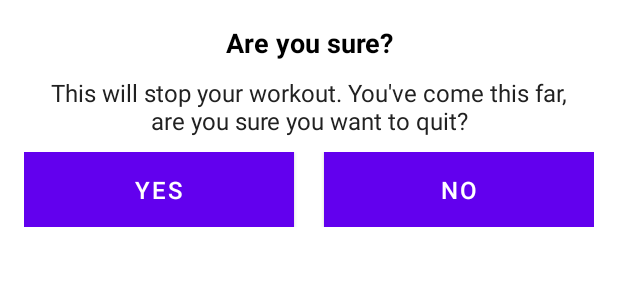
After one commit to abubaker-cs/7MinutesWorkout, an Android app: the layout dialog_custom_back_confirmation.xml on its own in the app's theme, with its tools: preview values and no code run, on a phone screen of 412 x 824 dp. The commit adds this screen. Shown: the top 300 px of the screen. Run offline under Robolectric (Android 15) with nearby library versions, the phone set to English and light mode, and no system bars.

Commit message:
working on the custom dialog, to get user's confirmation if  he wants to cancel the active exercise

```diff
--- a/app/src/main/java/org/abubaker/a7minutesworkout/ExerciseActivity.kt
+++ b/app/src/main/java/org/abubaker/a7minutesworkout/ExerciseActivity.kt
@@ -1,5 +1,6 @@
 package org.abubaker.a7minutesworkout
 
+import android.app.Dialog
 import android.content.Intent
 import android.media.MediaPlayer
 import android.net.Uri
@@ -16,6 +17,8 @@ import org.abubaker.a7minutesworkout.data.ExerciseModel
 import org.abubaker.a7minutesworkout.data.ExerciseStatusAdapter
 import org.abubaker.a7minutesworkout.data.Exercises
 import org.abubaker.a7minutesworkout.databinding.ActivityExerciseBinding
+import org.abubaker.a7minutesworkout.databinding.ActivityFinishBinding
+import org.abubaker.a7minutesworkout.databinding.DialogCustomBackConfirmationBinding
 import java.lang.Exception
 import java.util.*
 import kotlin.collections.ArrayList
@@ -65,7 +68,10 @@ class ExerciseActivity : AppCompatActivity(), TextToSpeech.OnInitListener {
 
         // Navigate the activity on click on back button of action bar.
         binding.toolbarExerciseActivity.setNavigationOnClickListener {
-            onBackPressed()
+
+            // onBackPressed()
+
+            customDialogForBackButton()
         }
 
         // It will fetch all data from the Exercises Array
@@ -364,5 +370,35 @@ class ExerciseActivity : AppCompatActivity(), TextToSpeech.OnInitListener {
 
     }
 
+    /**
+     * Function is used to launch the custom confirmation dialog.
+     */
+    // Performing the steps to show the custom dialog for back button confirmation while the exercise is going on.
+    private fun customDialogForBackButton() {
+
+        val customDialog = Dialog(this@ExerciseActivity)
+
+        val binding: DialogCustomBackConfirmationBinding =
+            DialogCustomBackConfirmationBinding.inflate(layoutInflater)
+
+        /*Set the screen content from a layout resource.
+        The resource will be inflated, adding all top-level views to the screen.*/
+        customDialog.setContentView(binding.root)
+
+        binding.tvYes.setOnClickListener(View.OnClickListener
+        {
+            Toast.makeText(this@ExerciseActivity, "clicked submit", Toast.LENGTH_LONG).show()
+            customDialog.dismiss() // Dialog will be dismissed
+        })
+
+        binding.tvNo.setOnClickListener(View.OnClickListener
+        {
+            Toast.makeText(this@ExerciseActivity, "clicked cancel", Toast.LENGTH_LONG).show()
+            customDialog.dismiss()
+        })
+        //Start the dialog and display it on screen.
+        customDialog.show()
+    }
+
 
 }
--- /dev/null
+++ b/app/src/main/res/layout/dialog_custom_back_confirmation.xml
@@ -0,0 +1,66 @@
+<?xml version="1.0" encoding="utf-8"?>
+<layout xmlns:android="http://schemas.android.com/apk/res/android">
+
+    <!--START-->
+    <LinearLayout
+        android:layout_width="match_parent"
+        android:layout_height="wrap_content"
+        android:gravity="center"
+        android:orientation="vertical"
+        android:padding="16dp">
+
+        <TextView
+            android:layout_width="match_parent"
+            android:layout_height="wrap_content"
+            android:gravity="center"
+            android:text="@string/confirmation_question"
+            android:textColor="@android:color/black"
+            android:textSize="18sp"
+            android:textStyle="bold" />
+
+        <TextView
+            android:layout_width="match_parent"
+            android:layout_height="wrap_content"
+            android:layout_marginStart="10dp"
+            android:layout_marginTop="10dp"
+            android:layout_marginEnd="10dp"
+            android:gravity="center"
+            android:text="@string/confirmation_desc"
+            android:textColor="#212121"
+            android:textSize="16sp" />
+
+        <LinearLayout
+            android:layout_width="match_parent"
+            android:layout_height="wrap_content"
+            android:layout_marginTop="10dp"
+            android:orientation="horizontal">
+
+            <Button
+                android:id="@+id/tvYes"
+                android:layout_width="0dp"
+                android:layout_height="wrap_content"
+                android:layout_marginEnd="10dp"
+                android:layout_weight="1"
+                android:background="@color/colorAccent"
+                android:gravity="center"
+                android:padding="8dp"
+                android:text="@string/btn_yes"
+                android:textColor="#FFFFFF"
+                android:textSize="16sp" />
+
+            <Button
+                android:id="@+id/tvNo"
+                android:layout_width="0dp"
+                android:layout_height="wrap_content"
+                android:layout_marginStart="10dp"
+                android:layout_weight="1"
+                android:background="@color/colorAccent"
+                android:gravity="center"
+                android:padding="8dp"
+                android:text="@string/btn_no"
+                android:textColor="#FFFFFF"
+                android:textSize="16sp" />
+        </LinearLayout>
+    </LinearLayout>
+    <!--END-->
+</layout>
--- a/app/src/main/res/values/strings.xml
+++ b/app/src/main/res/values/strings.xml
@@ -9,4 +9,8 @@
     <string name="finish">FINISH</string>
     <string name="image">image</string>
     <string name="end">END</string>
+    <string name="confirmation_question">Are you sure?</string>
+    <string name="confirmation_desc">This will stop your workout. You\'ve come this far, are you sure you want to quit?</string>
+    <string name="btn_yes">YES</string>
+    <string name="btn_no">NO</string>
 </resources>
```
